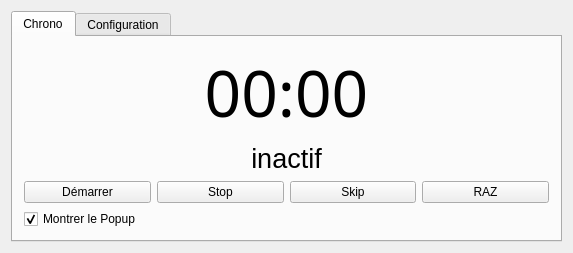
Old version of the form mainwindow.ui in the repository mslagmu/pomodoro.
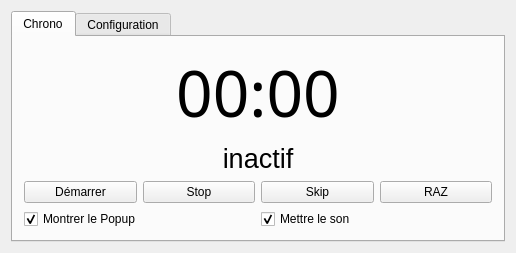
New version of the form. Icons and pictures are not drawn.

```diff
--- a/mainwindow.ui
+++ b/mainwindow.ui
@@ -6,8 +6,8 @@
    <rect>
     <x>0</x>
     <y>0</y>
-    <width>573</width>
-    <height>242</height>
+    <width>516</width>
+    <height>244</height>
    </rect>
   </property>
   <property name="windowTitle">
@@ -93,6 +93,8 @@
          </layout>
         </item>
         <item>
+         <layout class="QHBoxLayout" name="horizontalLayout_3">
+          <item>
          <widget class="QCheckBox" name="showPopup">
           <property name="text">
            <string>Montrer le Popup</string>
@@ -102,6 +104,18 @@
           </property>
          </widget>
         </item>
+          <item>
+           <widget class="QCheckBox" name="soundBox">
+            <property name="text">
+             <string>Mettre le son</string>
+            </property>
+            <property name="checked">
+             <bool>true</bool>
+            </property>
+           </widget>
+          </item>
+         </layout>
+        </item>
        </layout>
       </widget>
       <widget class="QWidget" name="tab_2">
```
Left out of the diff: 2 changed lines with no effect on the pictures. Lines whose indentation alone changed are shown as unchanged.
